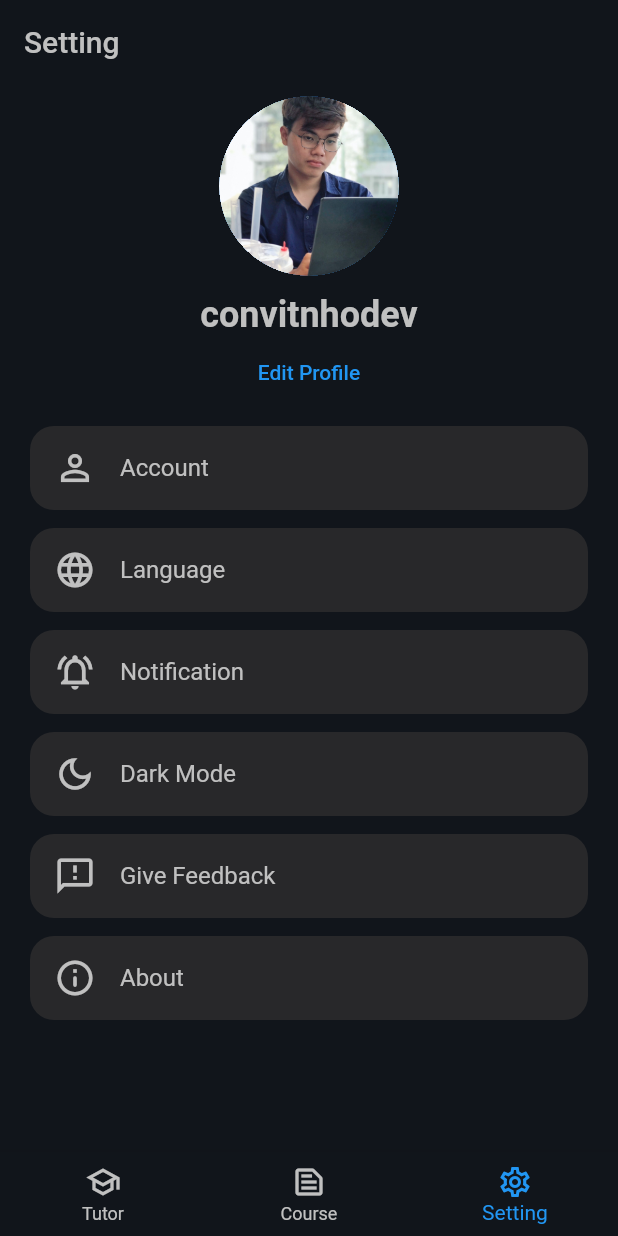
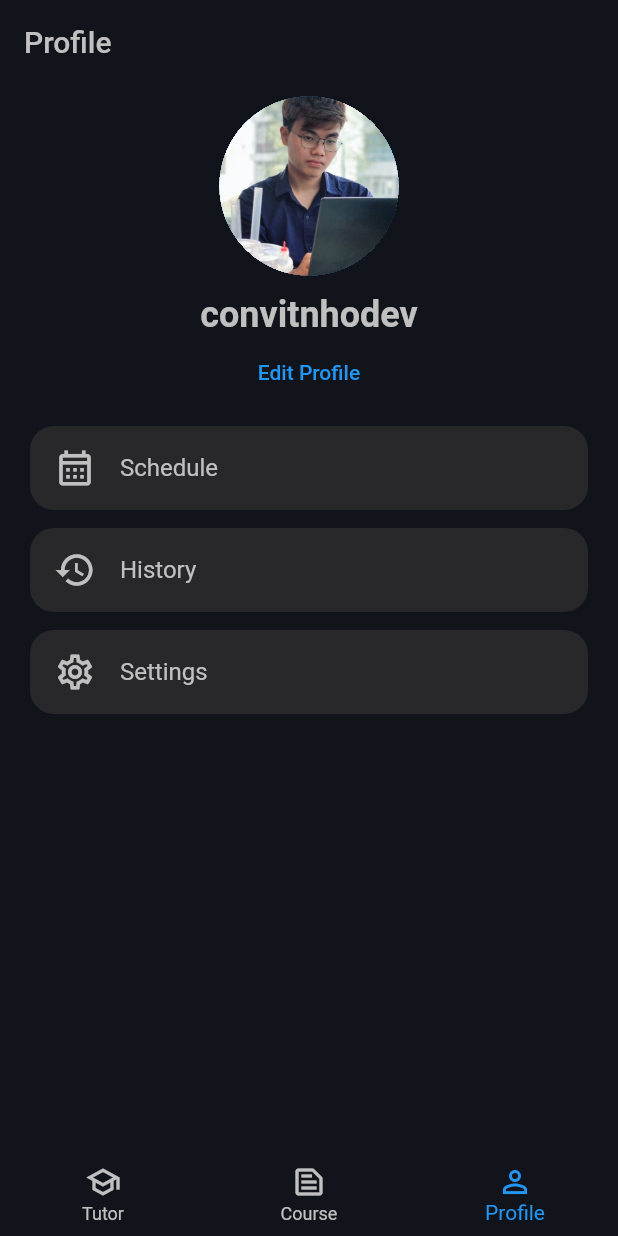
Before and after one commit to convitnhodev/Advanced-Mobile-Course, a Flutter app: the screen it shows after launch, item 3 of the bottom bar chosen, on a phone screen of 412 x 824 dp. Run offline on Flutter 3.47's test engine with Material 2 defaults, Android fonts, the phone set to English and light mode, and no system bars; our stand-ins replace flutter_screenutil, get.

Commit message:
chore (profile): create profile page

```diff
--- a/lib/pages/frame/home/view.dart
+++ b/lib/pages/frame/home/view.dart
@@ -1,6 +1,7 @@
 import 'package:flutter/material.dart';
 import 'package:flutter_application_1/common/style/color.dart';
 import 'package:flutter_application_1/pages/frame/home/controller.dart';
+import 'package:flutter_application_1/pages/frame/profile/view.dart';
 import 'package:flutter_application_1/pages/frame/search/view.dart';
 import 'package:flutter_application_1/pages/frame/setting/view.dart';
 import 'package:flutter_application_1/pages/frame/sign_in/view.dart';
@@ -19,7 +20,7 @@ class _HomePageState extends State<HomePage> {
   List<Widget> pages = [
     const TutorsListPage(),
     const SearchPage(),
-    const SettingPage(),
+    const ProfilePage(),
     // SignInPage(),
   ];
 
@@ -58,8 +59,8 @@ class _HomePageState extends State<HomePage> {
             label: 'Course',
           ),
           BottomNavigationBarItem(
-            icon: Icon(Icons.settings_outlined),
-            label: 'Setting',
+            icon: Icon(Icons.person_outline),
+            label: 'Profile',
           ),
         ],
       ),
--- /dev/null
+++ b/lib/pages/frame/profile/view.dart
@@ -0,0 +1,96 @@
+import 'package:flutter/material.dart';
+import 'package:flutter_application_1/common/style/color.dart';
+import 'package:flutter_application_1/pages/frame/setting/index.dart';
+import 'package:flutter_application_1/widgets/Profile_card.dart';
+
+class ProfilePage extends StatefulWidget {
+  const ProfilePage({super.key});
+
+  @override
+  State<ProfilePage> createState() => _ProfilePageState();
+}
+
+class _ProfilePageState extends State<ProfilePage> {
+  @override
+  Widget build(BuildContext context) {
+    return Scaffold(
+      appBar: AppBar(
+        title: const Text(
+          'Profile',
+          style: TextStyle(
+            color: AppColor.primaryText,
+          ),
+        ),
+        backgroundColor: AppColor.primaryBackground,
+        elevation: 0,
+      ),
+      backgroundColor: AppColor.primaryBackground,
+      body: SingleChildScrollView(
+        padding: const EdgeInsets.symmetric(
+          vertical: 8,
+          horizontal: 20,
+        ),
+        child: Column(
+          children: [
+            Align(
+              alignment: Alignment.center,
+              child: Container(
+                width: 120,
+                height: 120,
+                clipBehavior: Clip.hardEdge,
+                decoration: const BoxDecoration(
+                  shape: BoxShape.circle,
+                ),
+                child: const CircleAvatar(
+                  backgroundImage: AssetImage('lib/images/avatar.jpeg'),
+                  radius: 44,
+                ),
+              ),
+            ),
+            const SizedBox(height: 12),
+            const Align(
+              alignment: Alignment.center,
+              child: Text(
+                'convitnhodev',
+                style: TextStyle(
+                  color: AppColor.primaryText,
+                  fontSize: 24,
+                  fontWeight: FontWeight.w700,
+                ),
+              ),
+            ),
+            //const SizedBox(height: 12),
+            TextButton(
+              onPressed: () {},
+              child: const Text('Edit Profile'),
+            ),
+            const SizedBox(height: 12),
+            ProfileCard(
+              icon: Icons.calendar_month_outlined,
+              title: 'Schedule',
+              onPressed: () {},
+            ),
+            const SizedBox(height: 12),
+            ProfileCard(
+              icon: Icons.history_outlined,
+              title: 'History',
+              onPressed: () {},
+            ),
+            const SizedBox(height: 12),
+            ProfileCard(
+              icon: Icons.settings_outlined,
+              title: 'Settings',
+              onPressed: () {
+                Navigator.of(context).push(
+                  MaterialPageRoute(
+                    builder: (context) => const SettingPage(),
+                  ),
+                );
+              },
+            ),
+          ],
+        ),
+      ),
+    );
+  }
+}
--- a/lib/pages/frame/setting/view.dart
+++ b/lib/pages/frame/setting/view.dart
@@ -24,72 +24,36 @@ class _SettingPageState extends State<SettingPage> {
         elevation: 0,
       ),
       backgroundColor: AppColor.primaryBackground,
-      body: SingleChildScrollView(
-        padding: const EdgeInsets.symmetric(
-          vertical: 8,
-          horizontal: 20,
-        ),
+      body: const SingleChildScrollView(
+        padding: EdgeInsets.all(24),
         child: Column(
           children: [
-            Align(
-              alignment: Alignment.center,
-              child: Container(
-                width: 120,
-                height: 120,
-                clipBehavior: Clip.hardEdge,
-                decoration: const BoxDecoration(
-                  shape: BoxShape.circle,
-                ),
-                child: const CircleAvatar(
-                  backgroundImage: AssetImage('lib/images/avatar.jpeg'),
-                  radius: 44,
-                ),
-              ),
-            ),
-            const SizedBox(height: 12),
-            const Align(
-              alignment: Alignment.center,
-              child: Text(
-                'convitnhodev',
-                style: TextStyle(
-                  color: AppColor.primaryText,
-                  fontSize: 24,
-                  fontWeight: FontWeight.w700,
-                ),
-              ),
-            ),
-            //const SizedBox(height: 12),
-            TextButton(
-              onPressed: () {},
-              child: const Text('Edit Profile'),
-            ),
-            const SizedBox(height: 12),
-            const SettingCard(
+            SettingCard(
               icon: Icons.person_outline,
               title: 'Account',
             ),
-            const SizedBox(height: 12),
-            const SettingCard(
+            SizedBox(height: 20),
+            SettingCard(
               icon: Icons.language_outlined,
               title: 'Language',
             ),
-            const SizedBox(height: 12),
-            const SettingCard(
+            SizedBox(height: 20),
+            SettingCard(
               icon: Icons.notifications_active_outlined,
               title: 'Notification',
             ),
-            const SizedBox(height: 12),
-            const SettingCard(
+            SizedBox(height: 20),
+            SettingCard(
               icon: Icons.dark_mode_outlined,
               title: 'Dark Mode',
             ),
-            const SizedBox(height: 12),
-            const SettingCard(
+            SizedBox(height: 20),
+            SettingCard(
               icon: Icons.feedback_outlined,
               title: 'Give Feedback',
             ),
-            const SizedBox(height: 12),
-            const SettingCard(
+            SizedBox(height: 20),
+            SettingCard(
               icon: Icons.info_outline_rounded,
               title: 'About',
             ),
--- /dev/null
+++ b/lib/widgets/profile_card.dart
@@ -0,0 +1,46 @@
+import 'package:flutter/material.dart';
+import 'package:flutter_application_1/common/style/color.dart';
+
+class ProfileCard extends StatelessWidget {
+  const ProfileCard({
+    super.key,
+    required this.icon,
+    required this.title,
+    required this.onPressed,
+  });
+
+  final IconData icon;
+  final String title;
+  final Function() onPressed;
+
+  @override
+  Widget build(BuildContext context) {
+    return GestureDetector(
+      onTap: onPressed,
+      child: Container(
+        padding: const EdgeInsets.symmetric(horizontal: 16, vertical: 14),
+        decoration: BoxDecoration(
+          borderRadius: BorderRadius.circular(16),
+          color: AppColor.primarySecondaryBackground,
+        ),
+        child: Row(
+          children: [
+            Icon(
+              icon,
+              color: AppColor.primaryText,
+              size: 28,
+            ),
+            const SizedBox(width: 16),
+            Text(
+              title,
+              style: const TextStyle(
+                fontSize: 16,
+                color: AppColor.primaryText,
+              ),
+            ),
+          ],
+        ),
+      ),
+    );
+  }
+}
```
